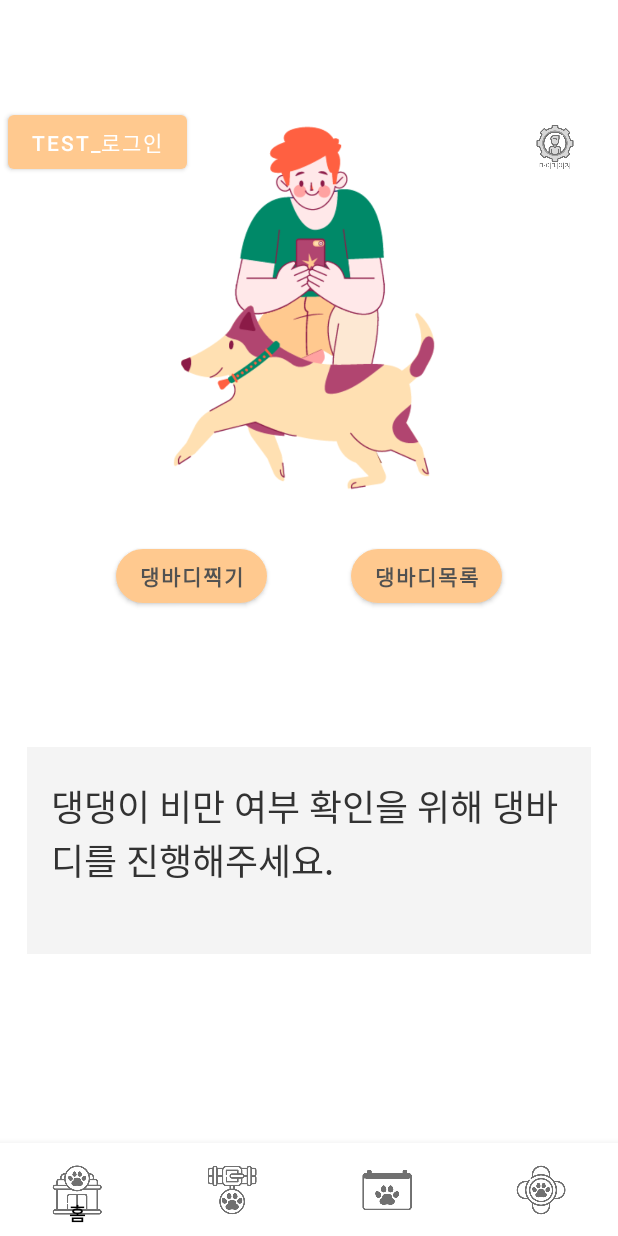
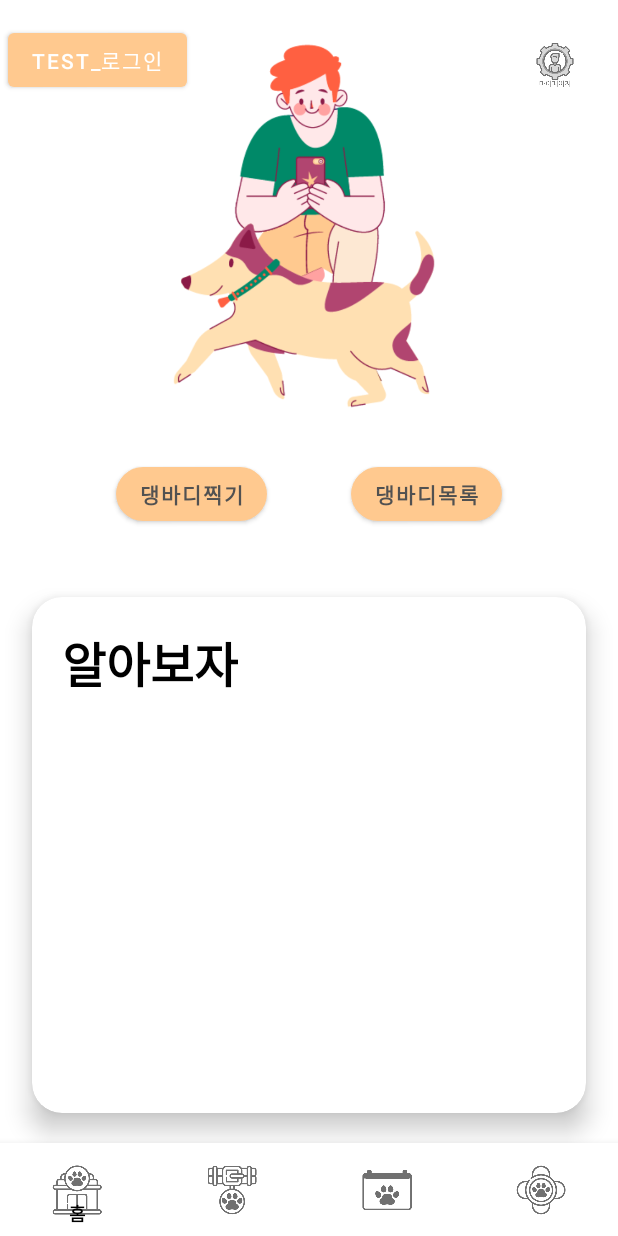
Before and after one commit to 2022-SMHRD-KDT-AI-1/DangBody, an Android app: the screen it shows after launch (MainActivity), on a phone screen of 412 x 824 dp. Run offline under Robolectric (Android 15) with nearby library versions, the phone set to English and light mode, and no system bars; our stand-ins replace Volley; libraries missing offline, so code that uses them is left out: com.naver.maps; pictures from the network do not load.

Commit message:
220420_박재성_메인페이지 카드뷰 작성

```diff
--- a/app/build.gradle
+++ b/app/build.gradle
@@ -38,6 +38,7 @@ dependencies {
     implementation 'androidx.legacy:legacy-support-v4:1.0.0'
     implementation 'com.android.volley:volley:1.2.1'
     implementation 'androidx.core:core-splashscreen:1.0.0-beta02'
+    implementation 'androidx.cardview:cardview:1.0.0'
     testImplementation 'junit:junit:4.13.2'
     androidTestImplementation 'androidx.test.ext:junit:1.1.3'
     androidTestImplementation 'androidx.test.espresso:espresso-core:3.4.0'
--- a/app/src/main/java/com/smhrd/DangBody/Fragment_home.java
+++ b/app/src/main/java/com/smhrd/DangBody/Fragment_home.java
@@ -1,11 +1,15 @@
 package com.smhrd.DangBody;
 
+import android.animation.LayoutTransition;
 import android.content.Context;
 import android.content.Intent;
 import android.os.Bundle;
 
+import androidx.cardview.widget.CardView;
 import androidx.fragment.app.Fragment;
 
+import android.transition.AutoTransition;
+import android.transition.TransitionManager;
 import android.view.LayoutInflater;
 import android.view.View;
 import android.view.ViewGroup;
@@ -14,6 +18,7 @@ import android.webkit.WebView;
 import android.webkit.WebViewClient;
 import android.widget.Button;
 import android.widget.ImageView;
+import android.widget.LinearLayout;
 import android.widget.TextView;
 
 import com.smhrd.DangBody.MyPage;
@@ -25,7 +30,9 @@ public class Fragment_home extends Fragment {
 
     ImageView img_dangBody, img_myPage;
     Button btn_dangbodyCamera, btn_dangbodyGallery, btn_testLogin;
-    TextView tv_dangbodyInfo;
+    LinearLayout layout;
+    TextView details;
+    CardView cardView;
 
 
     public Fragment_home() { }
@@ -59,13 +66,27 @@ public class Fragment_home extends Fragment {
         });
 
         // 댕바디 정보 띄워주기
-        tv_dangbodyInfo=view.findViewById(R.id.tv_dangbodyInfo);
+        layout = view.findViewById(R.id.layout);
+        details = view.findViewById(R.id.details);
+        cardView = view.findViewById(R.id.cardview);
+        layout.getLayoutTransition().enableTransitionType(LayoutTransition.CHANGING);
+
+        cardView.setOnClickListener(new View.OnClickListener() {
+            @Override
+            public void onClick(View view) {
+                expand();
+            }
+        });
+
+
+
+
 
         String[]randomTxt = getResources().getStringArray(R.array.randomTxt);
         Random random = new Random();
         int n = random.nextInt(randomTxt.length - 1);
 
-        tv_dangbodyInfo.setText(randomTxt[n]);
+        details.setText(randomTxt[n]);
 
 
 
@@ -121,6 +142,11 @@ public class Fragment_home extends Fragment {
 
     }
 
+    private void expand() {
+        int v = (details.getVisibility()==View.GONE)? View.VISIBLE:View.GONE;
+        TransitionManager.beginDelayedTransition(layout, new AutoTransition());
+        details.setVisibility(v);
+    }
 
 
 }
--- a/app/src/main/res/layout/fragment_home.xml
+++ b/app/src/main/res/layout/fragment_home.xml
@@ -94,41 +94,63 @@
     <androidx.constraintlayout.widget.ConstraintLayout
         android:id="@+id/constraintLayout"
         android:layout_width="match_parent"
-        android:layout_height="157dp"
+        android:layout_height="0dp"
         app:layout_constraintBottom_toTopOf="@+id/guideline11"
         app:layout_constraintEnd_toEndOf="parent"
         app:layout_constraintStart_toStartOf="parent"
-        app:layout_constraintTop_toBottomOf="@+id/constraintLayout4">
+        app:layout_constraintTop_toBottomOf="@+id/constraintLayout4"
+        tools:ignore="NotSibling">
 
-        <View
-            android:id="@+id/view"
-            android:layout_width="376dp"
-            android:layout_height="138dp"
-            android:background="#F4F4F4"
+        <androidx.cardview.widget.CardView
+            android:id="@+id/cardview"
+            android:layout_width="0dp"
+            android:layout_height="0dp"
+            android:layout_margin="20dp"
+            app:cardCornerRadius="20sp"
+            app:cardElevation="10dp"
+            app:contentPadding="20dp"
             app:layout_constraintBottom_toBottomOf="parent"
             app:layout_constraintEnd_toEndOf="parent"
             app:layout_constraintStart_toStartOf="parent"
-            app:layout_constraintTop_toTopOf="parent" />
+            app:layout_constraintTop_toTopOf="parent">
 
-        <TextView
-            android:id="@+id/tv_dangbodyInfo"
-            android:layout_width="344dp"
-            android:layout_height="95dp"
-            android:textAlignment="gravity"
-            android:textColor="#323232"
-            android:textSize="24sp"
-            app:layout_constraintBottom_toBottomOf="parent"
-            app:layout_constraintEnd_toEndOf="parent"
-            app:layout_constraintStart_toStartOf="parent"
-            app:layout_constraintTop_toTopOf="parent" />
+            <LinearLayout
+                android:id="@+id/layout"
+                android:layout_width="wrap_content"
+                android:layout_height="wrap_content"
+                android:animateLayoutChanges="true"
+                android:orientation="vertical">
 
+                <TextView
+                    android:layout_width="wrap_content"
+                    android:layout_height="wrap_content"
+                    android:text="알아보자"
+                    android:textColor="#000"
+                    android:textSize="32sp"
+                    android:textStyle="bold">
+
+                </TextView>
+
+                <TextView
+                    android:id="@+id/details"
+                    android:layout_width="wrap_content"
+                    android:layout_height="wrap_content"
+                    android:text="댕바디"
+                    android:textSize="18sp"
+                    android:visibility="gone" />
+
+
+            </LinearLayout>
+
+        </androidx.cardview.widget.CardView>
     </androidx.constraintlayout.widget.ConstraintLayout>
+
 
     <androidx.constraintlayout.widget.Guideline
         android:id="@+id/guideline11"
         android:layout_width="wrap_content"
         android:layout_height="wrap_content"
         android:orientation="horizontal"
-        app:layout_constraintGuide_end="62dp" />
+        app:layout_constraintGuide_end="0dp" />
 
 </androidx.constraintlayout.widget.ConstraintLayout>
--- a/app/src/main/res/values/strings.xml
+++ b/app/src/main/res/values/strings.xml
@@ -40,6 +40,18 @@
         <item>댕댕이 비만 여부 확인을 위해 댕바디를 진행해주세요.</item>
         <item>댕댕이 비만 관리를 위해 활동량을 늘려주세요.</item>
         <item>댕댕이 비만 관리를 위해 식단을 조절해주세요.</item>
+        <item>사랑스러운 나의 반려견! 댕댕이! 살이 오른 모습이 귀여워 그냥 방치하셨다면 반려견 비만은 비만 자체보다 당뇨병, 관절 질환, 호흡기 질환, 심혈관계 질환, 간 기능 장애 등 질병의 원인이 된다는 사실, 알고 계셨나요? </item>
+        <item>반려견의 비만은 수명 단축 뿐만 아니라 다양한 질병의 원인이 됩니다. 애정 표현을 위한 수단으로 무작정 간식을 주는 것이 결과적으로는 반려견의 건강을 해치는 것임을 기억합시다</item>
+        <item>강아지에게 산책은 최고의 활동이에요. 산책을 하는 동안 흙, 꽃과 같은 주변 냄새를 맡으며 스트레스를 해소하고 운동 신경도 기를 수 있고 문제행동의 80% 이상은 활동량 부족이라고도 한다. 즐거운 산책을 위해 반려견의 산책 훈련은 필수입니다.</item>
+        <item> ‘반려동물 건강에 대한 우려 항목 TOP3’로 이상적인 체중 유지를 꼽을 만큼, 반려동물의 체중관리에 대한 보호자들의 관심이 커지고 있습니다. 보호자들은 반려동물의 현재 상태를 확인하고, 건강한 체중관리를 할 수 있도록 지속적으로 노력할 필요가 있습니다</item>
+        <item>반려동물 보호자들의 자신의 반려동물의 과체중·비만을 인지하지 못하는 경우가 많습니다. 보호자의 50%정도는 자신의 반려동물이 과체중인지 인지하지 못할뿐만 아니라 심지어 귀엽다고 생각하며 행복해한다는 조사 결과도 있습니다. </item>
+        <item>반려견 두 마리 중 한 마리가 과체중이나 비만입니다. 반려견의 비만은 일상생활에도 지장을 주지만 심혈관질환, 관절 및 척추질환, 당뇨병, 호흡장애 등 여러 질병의 원인이 되며, 심각한 경우 생명을 위협할 수도 있는 만큼 각별한 관리가 필요합니다.</item>
+        <item>반려동물이 먹는 일반식의 급여량을 줄이는 방법보다 산책을 통해 활동량을 늘리는 게 중요합니다.. 일반식의 양을 줄이는 방법은 영양소 불균형으로 이어지거나 조르는 행동을 증가시킬 수 있기 때문입니다.</item>
+        <item>반려견의 체중관리를 위해 사료를 줄 때는 계량컵을 사용해 일정량만 공급하는 것이 좋아요. 또, 반려견은 주기적인 운동과 산책을 시켜줘야 하는데요, 하루 최소 20분씩 매일 운동을 규칙적으로 시켜주세요. 지방연소와 근육종강에 도움이 되고 더욱 건강하고 튼튼한 몸이 된답니다</item>
+        <item>보호자들은 간식과 음식으로 반려견에 대한 애정을 표현하는데요, 이렇게 되면 영양공급 균형이 깨져 비만을 유발 할 수 있습니다. 간식에 관대해지면 안됩니다. 간식은 늘 주는 것이 아니라 반려견이 올바른 행동을 했을 때 보상으로 주는 것이 좋답니다.</item>
+        <item>강아지 비만, 당신의 사랑이 반려견에 미치는 영향! 하루 권장량 보다 많은 음식을 먹이면 비만견이 되기 쉽습니다. 전용사료가 아닌 사람이 먹는 음식은 강아지가 더 높은 열량을 섭취하게되므로 주의가 필요합니다.</item>
+        <item>반려견의 비만은 합병증을 발생시킬 가능성을 높여 결과적으로 반려견의 수명을 단축시킵니다. 무기력해지고, 피로도가 증가하고, 활동력이 낮아지고, 수술 시 마취가 필요한 경우 위험성이 증가하고, 무거운 체중을 지탱해야 하기 때문에 관절에도 무리가 갑니다.</item>
+        <item>반려동물 비만, 귀엽다고 지나쳐선 안돼요. 과체중, 비만인 반려동물들에겐 공통점이 있습니다. 움직이려고 하지 않는다. 금만 움직여도 숨차 하고 다시 주저앉습니다. 만사가 귀찮아 보이고 잠만 잡니다. 이런 행동들이 귀엽고 사랑스럽게 보일지 모르지만 반려동물에게는 고통 그 자체일 수 있습니다.</item>
     </string-array>
 <!--activity_write.xml-->
     <string name="newEdit">새 게시물</string>
```
